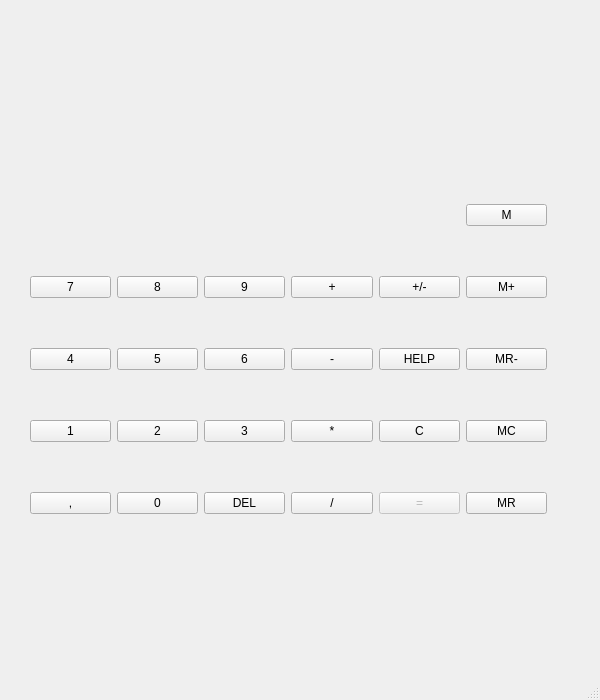
HeavyRainDJ/Sem2-calk, file mainwindow.ui: the form before one commit.
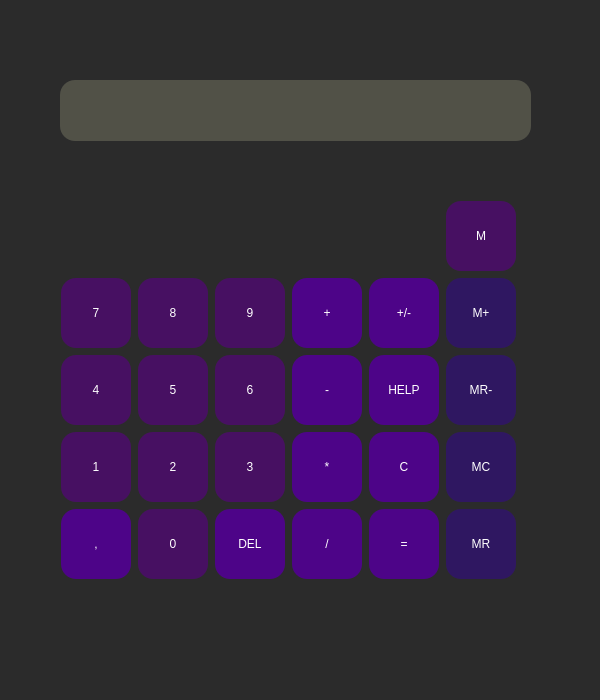
The form after the commit.

Patch:
```diff
--- a/mainwindow.ui
+++ b/mainwindow.ui
@@ -23,18 +23,31 @@
    </size>
   </property>
   <property name="windowTitle">
-   <string>MainWindow</string>
+   <string>Калькулятор</string>
+  </property>
+  <property name="styleSheet">
+   <string notr="true">background-color: rgb(49, 42, 37);
+background-color: rgb(43, 43, 43);
+
+color: rgb(255, 255, 255);</string>
   </property>
   <widget class="QWidget" name="centralwidget">
    <widget class="QLabel" name="insert_label">
     <property name="geometry">
      <rect>
-      <x>20</x>
-      <y>50</y>
-      <width>521</width>
+      <x>60</x>
+      <y>80</y>
+      <width>471</width>
       <height>61</height>
      </rect>
     </property>
+    <property name="styleSheet">
+     <string notr="true">background-color: rgb(81, 81, 71);
+color: rgb(255, 255, 255);
+border-radius: 15px;
+
+font: 15pt &quot;Yu Gothic UI&quot;;</string>
+    </property>
     <property name="text">
      <string/>
     </property>
@@ -42,25 +55,343 @@
    <widget class="QWidget" name="gridLayoutWidget">
     <property name="geometry">
      <rect>
-      <x>30</x>
-      <y>160</y>
-      <width>517</width>
-      <height>401</height>
+      <x>60</x>
+      <y>200</y>
+      <width>461</width>
+      <height>380</height>
      </rect>
     </property>
     <layout class="QGridLayout" name="gridLayout">
-     <item row="3" column="3">
-      <widget class="QPushButton" name="btn_mult">
+     <item row="2" column="3">
+      <widget class="QPushButton" name="btn_minus">
+       <property name="minimumSize">
+        <size>
+         <width>70</width>
+         <height>70</height>
+        </size>
+       </property>
+       <property name="maximumSize">
+        <size>
+         <width>70</width>
+         <height>70</height>
+        </size>
+       </property>
+       <property name="styleSheet">
+        <string notr="true">background-color: rgb(77, 4, 136);
+border-radius: 15px;
+font: 12pt &quot;Yu Gothic UI&quot;;
+
+color: rgb(255, 255, 255);</string>
+       </property>
        <property name="text">
-        <string>*</string>
+        <string>-</string>
        </property>
       </widget>
      </item>
      <item row="3" column="0">
       <widget class="QPushButton" name="btn_num_1">
+       <property name="minimumSize">
+        <size>
+         <width>70</width>
+         <height>70</height>
+        </size>
+       </property>
+       <property name="maximumSize">
+        <size>
+         <width>70</width>
+         <height>70</height>
+        </size>
+       </property>
+       <property name="styleSheet">
+        <string notr="true">background-color: rgb(71, 16, 98);
+border-radius: 15px;
+font: 12pt &quot;Yu Gothic UI&quot;;
+
+color: rgb(255, 255, 255);</string>
+       </property>
        <property name="text">
         <string>1</string>
        </property>
+       <attribute name="buttonGroup">
+        <string notr="true">buttonGroup</string>
+       </attribute>
+      </widget>
+     </item>
+     <item row="2" column="1">
+      <widget class="QPushButton" name="btn_num_5">
+       <property name="minimumSize">
+        <size>
+         <width>70</width>
+         <height>70</height>
+        </size>
+       </property>
+       <property name="maximumSize">
+        <size>
+         <width>70</width>
+         <height>70</height>
+        </size>
+       </property>
+       <property name="styleSheet">
+        <string notr="true">font: 12pt &quot;Yu Gothic UI&quot;;
+
+color: rgb(255, 255, 255);
+background-color: rgb(71, 16, 98);
+border-radius: 15px;</string>
+       </property>
+       <property name="text">
+        <string>5</string>
+       </property>
+       <attribute name="buttonGroup">
+        <string notr="true">buttonGroup</string>
+       </attribute>
+      </widget>
+     </item>
+     <item row="2" column="5">
+      <widget class="QPushButton" name="btn_Mminus">
+       <property name="minimumSize">
+        <size>
+         <width>70</width>
+         <height>70</height>
+        </size>
+       </property>
+       <property name="maximumSize">
+        <size>
+         <width>70</width>
+         <height>70</height>
+        </size>
+       </property>
+       <property name="styleSheet">
+        <string notr="true">background-color: rgb(47, 23, 97);
+border-radius: 15px;
+font: 12pt &quot;Yu Gothic UI&quot;;
+
+color: rgb(255, 255, 255);
+</string>
+       </property>
+       <property name="text">
+        <string>MR-</string>
+       </property>
+      </widget>
+     </item>
+     <item row="4" column="2">
+      <widget class="QPushButton" name="btn_del">
+       <property name="minimumSize">
+        <size>
+         <width>70</width>
+         <height>70</height>
+        </size>
+       </property>
+       <property name="maximumSize">
+        <size>
+         <width>70</width>
+         <height>70</height>
+        </size>
+       </property>
+       <property name="styleSheet">
+        <string notr="true">background-color: rgb(77, 4, 136);
+font: 12pt &quot;Yu Gothic UI&quot;;
+
+color: rgb(255, 255, 255);
+border-radius: 15px;</string>
+       </property>
+       <property name="text">
+        <string>DEL</string>
+       </property>
+      </widget>
+     </item>
+     <item row="1" column="2">
+      <widget class="QPushButton" name="btn_num_9">
+       <property name="minimumSize">
+        <size>
+         <width>70</width>
+         <height>70</height>
+        </size>
+       </property>
+       <property name="maximumSize">
+        <size>
+         <width>70</width>
+         <height>70</height>
+        </size>
+       </property>
+       <property name="styleSheet">
+        <string notr="true">background-color: rgb(71, 16, 98);
+border-radius: 15px;
+font: 12pt &quot;Yu Gothic UI&quot;;
+
+color: rgb(255, 255, 255);</string>
+       </property>
+       <property name="text">
+        <string>9</string>
+       </property>
+       <attribute name="buttonGroup">
+        <string notr="true">buttonGroup</string>
+       </attribute>
+      </widget>
+     </item>
+     <item row="3" column="3">
+      <widget class="QPushButton" name="btn_mult">
+       <property name="minimumSize">
+        <size>
+         <width>70</width>
+         <height>70</height>
+        </size>
+       </property>
+       <property name="maximumSize">
+        <size>
+         <width>70</width>
+         <height>70</height>
+        </size>
+       </property>
+       <property name="styleSheet">
+        <string notr="true">background-color: rgb(77, 4, 136);
+border-radius: 15px;
+font: 12pt &quot;Yu Gothic UI&quot;;
+
+color: rgb(255, 255, 255);</string>
+       </property>
+       <property name="text">
+        <string>*</string>
+       </property>
+      </widget>
+     </item>
+     <item row="1" column="3">
+      <widget class="QPushButton" name="btn_plus">
+       <property name="minimumSize">
+        <size>
+         <width>70</width>
+         <height>70</height>
+        </size>
+       </property>
+       <property name="maximumSize">
+        <size>
+         <width>70</width>
+         <height>70</height>
+        </size>
+       </property>
+       <property name="styleSheet">
+        <string notr="true">background-color: rgb(77, 4, 136);
+border-radius: 15px;
+font: 12pt &quot;Yu Gothic UI&quot;;
+
+color: rgb(255, 255, 255);</string>
+       </property>
+       <property name="text">
+        <string>+</string>
+       </property>
+      </widget>
+     </item>
+     <item row="1" column="1">
+      <widget class="QPushButton" name="btn_num_8">
+       <property name="minimumSize">
+        <size>
+         <width>70</width>
+         <height>70</height>
+        </size>
+       </property>
+       <property name="maximumSize">
+        <size>
+         <width>70</width>
+         <height>70</height>
+        </size>
+       </property>
+       <property name="styleSheet">
+        <string notr="true">background-color: rgb(71, 16, 98);
+border-radius: 15px;
+font: 12pt &quot;Yu Gothic UI&quot;;
+
+color: rgb(255, 255, 255);</string>
+       </property>
+       <property name="text">
+        <string>8</string>
+       </property>
+       <attribute name="buttonGroup">
+        <string notr="true">buttonGroup</string>
+       </attribute>
+      </widget>
+     </item>
+     <item row="3" column="2">
+      <widget class="QPushButton" name="btn_num_3">
+       <property name="minimumSize">
+        <size>
+         <width>70</width>
+         <height>70</height>
+        </size>
+       </property>
+       <property name="maximumSize">
+        <size>
+         <width>70</width>
+         <height>70</height>
+        </size>
+       </property>
+       <property name="styleSheet">
+        <string notr="true">background-color: rgb(71, 16, 98);
+border-radius: 15px;
+font: 12pt &quot;Yu Gothic UI&quot;;
+
+color: rgb(255, 255, 255);</string>
+       </property>
+       <property name="text">
+        <string>3</string>
+       </property>
+       <attribute name="buttonGroup">
+        <string notr="true">buttonGroup</string>
+       </attribute>
+      </widget>
+     </item>
+     <item row="4" column="1">
+      <widget class="QPushButton" name="btn_num_0">
+       <property name="minimumSize">
+        <size>
+         <width>70</width>
+         <height>70</height>
+        </size>
+       </property>
+       <property name="maximumSize">
+        <size>
+         <width>70</width>
+         <height>70</height>
+        </size>
+       </property>
+       <property name="styleSheet">
+        <string notr="true">background-color: rgb(71, 16, 98);
+border-radius: 15px;
+font: 12pt &quot;Yu Gothic UI&quot;;
+
+color: rgb(255, 255, 255);</string>
+       </property>
+       <property name="text">
+        <string>0</string>
+       </property>
+       <attribute name="buttonGroup">
+        <string notr="true">buttonGroup</string>
+       </attribute>
+      </widget>
+     </item>
+     <item row="4" column="5">
+      <widget class="QPushButton" name="btn_MR">
+       <property name="minimumSize">
+        <size>
+         <width>70</width>
+         <height>70</height>
+        </size>
+       </property>
+       <property name="maximumSize">
+        <size>
+         <width>70</width>
+         <height>70</height>
+        </size>
+       </property>
+       <property name="styleSheet">
+        <string notr="true">background-color: rgb(47, 23, 97);
+border-radius: 15px;
+font: 12pt &quot;Yu Gothic UI&quot;;
+
+color: rgb(255, 255, 255);
+</string>
+       </property>
+       <property name="text">
+        <string>MR</string>
+       </property>
       </widget>
      </item>
      <item row="4" column="4">
@@ -68,165 +399,354 @@
        <property name="enabled">
         <bool>false</bool>
        </property>
+       <property name="minimumSize">
+        <size>
+         <width>70</width>
+         <height>70</height>
+        </size>
+       </property>
+       <property name="maximumSize">
+        <size>
+         <width>70</width>
+         <height>70</height>
+        </size>
+       </property>
+       <property name="styleSheet">
+        <string notr="true">background-color: rgb(77, 4, 136);
+border-radius: 15px;
+font: 12pt &quot;Yu Gothic UI&quot;;
+
+color: rgb(255, 255, 255);</string>
+       </property>
        <property name="text">
         <string>=</string>
        </property>
       </widget>
      </item>
+     <item row="4" column="3">
+      <widget class="QPushButton" name="btn_div">
+       <property name="minimumSize">
+        <size>
+         <width>70</width>
+         <height>70</height>
+        </size>
+       </property>
+       <property name="maximumSize">
+        <size>
+         <width>70</width>
+         <height>70</height>
+        </size>
+       </property>
+       <property name="styleSheet">
+        <string notr="true">background-color: rgb(77, 4, 136);
+border-radius: 15px;
+font: 12pt &quot;Yu Gothic UI&quot;;
+
+color: rgb(255, 255, 255);</string>
+       </property>
+       <property name="text">
+        <string>/</string>
+       </property>
+      </widget>
+     </item>
      <item row="3" column="5">
       <widget class="QPushButton" name="btn_mc">
+       <property name="minimumSize">
+        <size>
+         <width>70</width>
+         <height>70</height>
+        </size>
+       </property>
+       <property name="maximumSize">
+        <size>
+         <width>70</width>
+         <height>70</height>
+        </size>
+       </property>
+       <property name="styleSheet">
+        <string notr="true">background-color: rgb(47, 23, 97);
+border-radius: 15px;
+font: 12pt &quot;Yu Gothic UI&quot;;
+
+color: rgb(255, 255, 255);</string>
+       </property>
        <property name="text">
         <string>MC</string>
        </property>
       </widget>
      </item>
-     <item row="4" column="2">
-      <widget class="QPushButton" name="btn_del">
+     <item row="1" column="4">
+      <widget class="QPushButton" name="btn_negative">
+       <property name="minimumSize">
+        <size>
+         <width>70</width>
+         <height>70</height>
+        </size>
+       </property>
+       <property name="maximumSize">
+        <size>
+         <width>70</width>
+         <height>70</height>
+        </size>
+       </property>
+       <property name="styleSheet">
+        <string notr="true">background-color: rgb(77, 4, 136);
+border-radius: 15px;
+font: 12pt &quot;Yu Gothic UI&quot;;
+
+color: rgb(255, 255, 255);</string>
+       </property>
        <property name="text">
-        <string>DEL</string>
+        <string>+/-</string>
        </property>
       </widget>
      </item>
      <item row="3" column="4">
       <widget class="QPushButton" name="btn_clear">
+       <property name="minimumSize">
+        <size>
+         <width>70</width>
+         <height>70</height>
+        </size>
+       </property>
+       <property name="maximumSize">
+        <size>
+         <width>70</width>
+         <height>70</height>
+        </size>
+       </property>
+       <property name="styleSheet">
+        <string notr="true">background-color: rgb(77, 4, 136);
+border-radius: 15px;
+font: 12pt &quot;Yu Gothic UI&quot;;
+
+color: rgb(255, 255, 255);</string>
+       </property>
        <property name="text">
         <string>C</string>
        </property>
       </widget>
      </item>
-     <item row="1" column="1">
-      <widget class="QPushButton" name="btn_num_8">
+     <item row="1" column="0">
+      <widget class="QPushButton" name="btn_num_7">
+       <property name="minimumSize">
+        <size>
+         <width>70</width>
+         <height>70</height>
+        </size>
+       </property>
+       <property name="maximumSize">
+        <size>
+         <width>70</width>
+         <height>70</height>
+        </size>
+       </property>
+       <property name="styleSheet">
+        <string notr="true">background-color: rgb(71, 16, 98);
+border-radius: 15px;
+font: 12pt &quot;Yu Gothic UI&quot;;
+
+color: rgb(255, 255, 255);</string>
+       </property>
        <property name="text">
-        <string>8</string>
+        <string>7</string>
        </property>
+       <attribute name="buttonGroup">
+        <string notr="true">buttonGroup</string>
+       </attribute>
+      </widget>
+     </item>
+     <item row="2" column="2">
+      <widget class="QPushButton" name="btn_num_6">
+       <property name="minimumSize">
+        <size>
+         <width>70</width>
+         <height>70</height>
+        </size>
+       </property>
+       <property name="maximumSize">
+        <size>
+         <width>70</width>
+         <height>70</height>
+        </size>
+       </property>
+       <property name="styleSheet">
+        <string notr="true">font: 12pt &quot;Yu Gothic UI&quot;;
+
+color: rgb(255, 255, 255);
+background-color: rgb(71, 16, 98);
+border-radius: 15px;</string>
+       </property>
+       <property name="text">
+        <string>6</string>
+       </property>
+       <attribute name="buttonGroup">
+        <string notr="true">buttonGroup</string>
+       </attribute>
       </widget>
      </item>
      <item row="2" column="4">
       <widget class="QPushButton" name="btn_help">
+       <property name="minimumSize">
+        <size>
+         <width>70</width>
+         <height>70</height>
+        </size>
+       </property>
+       <property name="maximumSize">
+        <size>
+         <width>70</width>
+         <height>70</height>
+        </size>
+       </property>
+       <property name="styleSheet">
+        <string notr="true">background-color: rgb(77, 4, 136);
+border-radius: 15px;
+font: 12pt &quot;Yu Gothic UI&quot;;
+
+color: rgb(255, 255, 255);</string>
+       </property>
        <property name="text">
         <string>HELP</string>
        </property>
       </widget>
      </item>
-     <item row="3" column="1">
-      <widget class="QPushButton" name="btn_num_2">
-       <property name="text">
-        <string>2</string>
-       </property>
-      </widget>
-     </item>
-     <item row="2" column="5">
-      <widget class="QPushButton" name="btn_Mminus">
-       <property name="text">
-        <string>MR-</string>
-       </property>
-      </widget>
-     </item>
-     <item row="1" column="2">
-      <widget class="QPushButton" name="btn_num_9">
-       <property name="text">
-        <string>9</string>
-       </property>
-      </widget>
-     </item>
      <item row="1" column="5">
       <widget class="QPushButton" name="btn_Mplus">
+       <property name="minimumSize">
+        <size>
+         <width>70</width>
+         <height>70</height>
+        </size>
+       </property>
+       <property name="maximumSize">
+        <size>
+         <width>70</width>
+         <height>70</height>
+        </size>
+       </property>
+       <property name="styleSheet">
+        <string notr="true">background-color: rgb(47, 23, 97);
+border-radius: 15px;
+font: 12pt &quot;Yu Gothic UI&quot;;
+
+color: rgb(255, 255, 255);</string>
+       </property>
        <property name="text">
         <string>M+</string>
        </property>
       </widget>
      </item>
-     <item row="4" column="1">
-      <widget class="QPushButton" name="btn_num_0">
-       <property name="text">
-        <string>0</string>
-       </property>
-      </widget>
-     </item>
-     <item row="3" column="2">
-      <widget class="QPushButton" name="btn_num_3">
-       <property name="text">
-        <string>3</string>
-       </property>
-      </widget>
-     </item>
-     <item row="1" column="0">
-      <widget class="QPushButton" name="btn_num_7">
-       <property name="text">
-        <string>7</string>
-       </property>
-      </widget>
-     </item>
-     <item row="1" column="3">
-      <widget class="QPushButton" name="btn_plus">
-       <property name="text">
-        <string>+</string>
-       </property>
-      </widget>
-     </item>
-     <item row="4" column="5">
-      <widget class="QPushButton" name="btn_MR">
-       <property name="text">
-        <string>MR</string>
-       </property>
-      </widget>
-     </item>
-     <item row="2" column="0">
-      <widget class="QPushButton" name="btn_num_4">
-       <property name="text">
-        <string>4</string>
-       </property>
-      </widget>
-     </item>
-     <item row="1" column="4">
-      <widget class="QPushButton" name="btn_negative">
-       <property name="text">
-        <string>+/-</string>
-       </property>
-      </widget>
-     </item>
-     <item row="2" column="1">
-      <widget class="QPushButton" name="btn_num_5">
-       <property name="text">
-        <string>5</string>
-       </property>
-      </widget>
-     </item>
      <item row="4" column="0">
       <widget class="QPushButton" name="btn_dot">
+       <property name="minimumSize">
+        <size>
+         <width>70</width>
+         <height>70</height>
+        </size>
+       </property>
+       <property name="maximumSize">
+        <size>
+         <width>70</width>
+         <height>70</height>
+        </size>
+       </property>
+       <property name="styleSheet">
+        <string notr="true">background-color: rgb(77, 4, 136);
+border-radius: 15px;
+font: 12pt &quot;Yu Gothic UI&quot;;
+
+color: rgb(255, 255, 255);</string>
+       </property>
        <property name="text">
         <string>,</string>
        </property>
       </widget>
      </item>
-     <item row="2" column="3">
-      <widget class="QPushButton" name="btn_minus">
-       <property name="text">
-        <string>-</string>
+     <item row="3" column="1">
+      <widget class="QPushButton" name="btn_num_2">
+       <property name="minimumSize">
+        <size>
+         <width>70</width>
+         <height>70</height>
+        </size>
        </property>
-      </widget>
-     </item>
-     <item row="4" column="3">
-      <widget class="QPushButton" name="btn_div">
-       <property name="text">
-        <string>/</string>
+       <property name="maximumSize">
+        <size>
+         <width>70</width>
+         <height>70</height>
+        </size>
        </property>
-      </widget>
-     </item>
-     <item row="2" column="2">
-      <widget class="QPushButton" name="btn_num_6">
+       <property name="styleSheet">
+        <string notr="true">background-color: rgb(71, 16, 98);
+border-radius: 15px;
+font: 12pt &quot;Yu Gothic UI&quot;;
+
+color: rgb(255, 255, 255);</string>
+       </property>
        <property name="text">
-        <string>6</string>
+        <string>2</string>
        </property>
+       <attribute name="buttonGroup">
+        <string notr="true">buttonGroup</string>
+       </attribute>
       </widget>
      </item>
      <item row="0" column="5">
       <widget class="QPushButton" name="btn_M">
+       <property name="minimumSize">
+        <size>
+         <width>70</width>
+         <height>70</height>
+        </size>
+       </property>
+       <property name="maximumSize">
+        <size>
+         <width>70</width>
+         <height>70</height>
+        </size>
+       </property>
+       <property name="styleSheet">
+        <string notr="true">background-color: rgb(71, 16, 98);
+border-radius: 15px;
+font: 12pt &quot;Yu Gothic UI&quot;;
+
+color: rgb(255, 255, 255);</string>
+       </property>
        <property name="text">
         <string>M</string>
        </property>
       </widget>
      </item>
+     <item row="2" column="0">
+      <widget class="QPushButton" name="btn_num_4">
+       <property name="minimumSize">
+        <size>
+         <width>70</width>
+         <height>70</height>
+        </size>
+       </property>
+       <property name="maximumSize">
+        <size>
+         <width>70</width>
+         <height>70</height>
+        </size>
+       </property>
+       <property name="styleSheet">
+        <string notr="true">background-color: rgb(71, 16, 98);
+border-radius: 15px;
+font: 12pt &quot;Yu Gothic UI&quot;;
+
+color: rgb(255, 255, 255);</string>
+       </property>
+       <property name="text">
+        <string>4</string>
+       </property>
+       <attribute name="buttonGroup">
+        <string notr="true">buttonGroup</string>
+       </attribute>
+      </widget>
+     </item>
     </layout>
    </widget>
   </widget>
```
Left out of the diff: 3 changed lines with no effect on the pictures.
